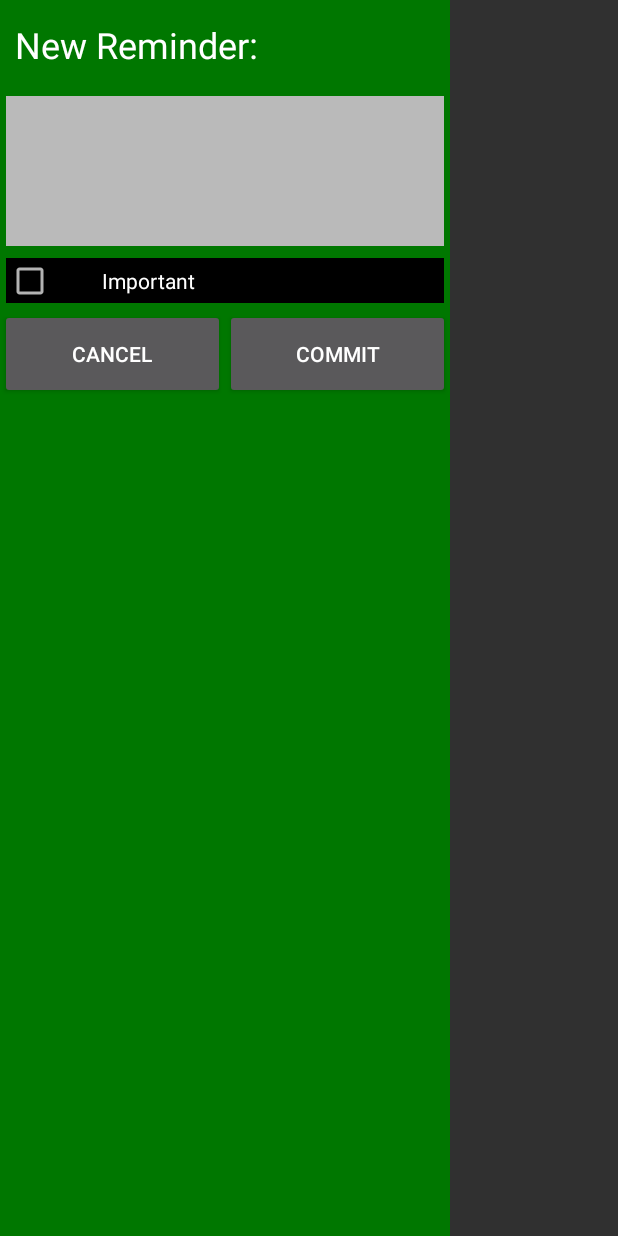
After one commit to jetan9/Reminder, an Android app: the layout dialog_custom.xml on its own in the app's theme, with its tools: preview values and no code run, on a phone screen of 412 x 824 dp. The commit adds this screen. Run offline under Robolectric (Android 15) with nearby library versions, the phone set to English and light mode, and no system bars.

Commit message:
Adds database Create, Read, Update and Delete support with custom dialogs.

```diff
--- /dev/null
+++ b/app/src/main/res/layout/dialog_custom.xml
@@ -0,0 +1,62 @@
+<?xml version="1.0" encoding="utf-8"?>
+<LinearLayout xmlns:android="http://schemas.android.com/apk/res/android"
+              android:orientation="vertical"
+              android:id="@+id/custom_root_layout"
+              android:background="@color/green"
+              android:layout_width="300dp"
+              android:layout_height="fill_parent">
+
+    <TextView
+        android:id="@+id/custom_title"
+        android:layout_width="fill_parent"
+        android:layout_height="60dp"
+        android:gravity="center_vertical"
+        android:padding="10dp"
+        android:text="New Reminder:"
+        android:textColor="@color/white"
+        android:textSize="24sp" />
+
+    <EditText
+        android:id="@+id/custom_edit_reminder"
+        android:layout_margin="4dp"
+        android:background="@color/light_grey"
+        android:gravity="start"
+        android:textColor="@color/black"
+        android:layout_width="fill_parent"
+        android:layout_height="100dp">
+        <requestFocus/>
+    </EditText>
+
+    <CheckBox
+        android:id="@+id/custom_check_box"
+        android:layout_margin="4dp"
+        android:background="@color/black"
+        android:paddingLeft="32dp"
+        android:text="Important"
+        android:textColor="@color/white"
+        android:layout_width="fill_parent"
+        android:layout_height="30dp" />
+
+    <LinearLayout
+        android:layout_width="match_parent"
+        android:layout_height="match_parent"
+        android:orientation="horizontal">
+
+        <Button
+            android:id="@+id/custom_button_cancel"
+            android:layout_width="0dp"
+            android:layout_height="60dp"
+            android:layout_weight="50"
+            android:text="Cancel"
+            android:textColor="@color/white"/>
+
+        <Button
+            android:id="@+id/custom_button_commit"
+            android:layout_width="0dp"
+            android:layout_height="60dp"
+            android:layout_weight="50"
+            android:text="Commit"
+            android:textColor="@color/white"/>
+
+    </LinearLayout>
+</LinearLayout>
--- a/app/src/main/res/values/colors.xml
+++ b/app/src/main/res/values/colors.xml
@@ -4,7 +4,10 @@
     <color name="colorPrimaryDark">#303F9F</color>
     <color name="colorAccent">#FF4081</color>
     <color name="dark_grey">#181818</color>
+    <color name="light_grey">#BABABA</color>
     <color name="green">#007700</color>
     <color name="white">#FFFFFF</color>
     <color name="orange">#FF7700</color>
+    <color name="black">#000000</color>
+    <color name="blue">#FF1118FF</color>
 </resources>
```
Also changed, not shown: app/src/main/java/com/jetan/www/reminders/RemindersActivity.java (+57 -3 lines).
